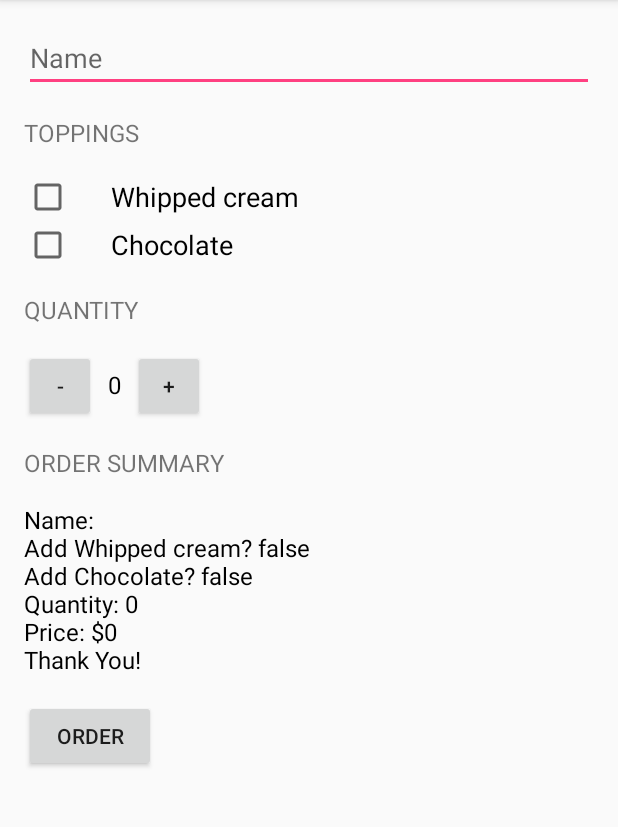
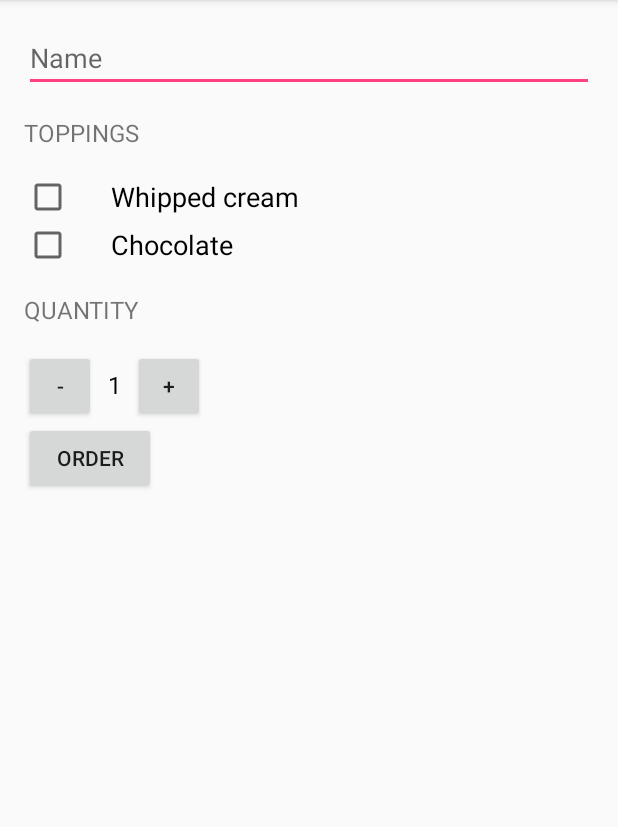
Before and after one commit to immanoj16/Price-Calculator, an Android app: the screen it shows after launch (MainActivity), after a tap on "ORDER", on a phone screen of 412 x 824 dp, the part 84-911 px from its top. Run offline under Robolectric (Android 15) with nearby library versions, the phone set to English and light mode, and no system bars.

```diff
--- a/app/src/main/java/com/example/android/justjava/MainActivity.java
+++ b/app/src/main/java/com/example/android/justjava/MainActivity.java
@@ -9,6 +9,8 @@ package com.example.android.justjava;
  */
 
 
+import android.content.Intent;
+import android.net.Uri;
 import android.os.Bundle;
 import android.support.v7.app.AppCompatActivity;
 import android.view.View;
@@ -17,14 +19,12 @@ import android.widget.EditText;
 import android.widget.TextView;
 import android.widget.Toast;
 
-import java.text.NumberFormat;
-
 /**
  * This app displays an order form to order coffee.
  */
 public class MainActivity extends AppCompatActivity {
 
-    int quantity = 0;
+    int quantity = 1;
 
     @Override
     protected void onCreate(Bundle savedInstanceState) {
@@ -37,14 +37,23 @@ public class MainActivity extends AppCompatActivity {
             // Show an error message as a toast
             Toast.makeText(this, "You can not have more than 100 coffees", Toast.LENGTH_SHORT).show();
             // Exit this method early because there is nothing left to do
+            return;
         }
-        quantity += 1;
-        display(quantity);
+
+        quantity++;
+        displayQuantity(quantity);
     }
 
     public void decrement(View view) {
-        quantity -= 1;
-        display(quantity);
+        if (quantity == 1) {
+            // Show an error message as a toast
+            Toast.makeText(this, "You can not have less than 1 coffee", Toast.LENGTH_SHORT).show();
+            // Exit this method early because there is nothing left to do
+            return;
+        }
+
+        quantity--;
+        displayQuantity(quantity);
     }
 
     /**
@@ -62,7 +71,14 @@ public class MainActivity extends AppCompatActivity {
 
         int price = calculatePrice(hasWhippedCream, hasChocolate);
         String priceMessage = createOrderSummary(price, hasWhippedCream, hasChocolate, name);
-        displayMessage(priceMessage);
+
+        Intent intent = new Intent(Intent.ACTION_SENDTO);
+        intent.setData(Uri.parse("mailto:")); // only email apps should handle this
+        intent.putExtra(Intent.EXTRA_SUBJECT, "JustJava order for " + name);
+        intent.putExtra(Intent.EXTRA_TEXT, priceMessage);
+        if (intent.resolveActivity(getPackageManager()) != null) {
+            startActivity(intent);
+        }
     }
 
     /**
@@ -102,25 +118,9 @@ public class MainActivity extends AppCompatActivity {
     /**
      * This method displays the given quantity value on the screen.
      */
-    private void display(int number) {
+    private void displayQuantity(int number) {
         TextView quantityTextView = (TextView) findViewById(R.id.quantity_text_view);
         quantityTextView.setText("" + number);
     }
 
-    /**
-     * This method displays the given price on the screen.
-     */
-    private void displayPrice(int number) {
-        TextView orderSummaryTextView = (TextView) findViewById(R.id.order_summary_text_view);
-        orderSummaryTextView.setText(NumberFormat.getCurrencyInstance().format(number));
-    }
-
-    /**
-     * This method displays the given text on the screen.
-     */
-    private void displayMessage(String message) {
-        TextView orderSummaryTextView = (TextView) findViewById(R.id.order_summary_text_view);
-        orderSummaryTextView.setText(message);
-    }
-
 }
--- a/app/src/main/res/layout/activity_main.xml
+++ b/app/src/main/res/layout/activity_main.xml
@@ -83,24 +83,6 @@
 
         </LinearLayout>
 
-        <TextView
-            android:layout_width="wrap_content"
-            android:layout_height="wrap_content"
-            android:layout_marginBottom="16dp"
-            android:layout_marginTop="16dp"
-            android:text="@string/order_summary"
-            android:textAllCaps="true"
-            android:textSize="16dp" />
-
-        <TextView
-            android:id="@+id/order_summary_text_view"
-            android:layout_width="wrap_content"
-            android:layout_height="wrap_content"
-            android:layout_marginBottom="16dp"
-            android:text="@string/price"
-            android:textColor="@android:color/black"
-            android:textSize="16dp" />
-
         <Button
             android:layout_width="wrap_content"
             android:layout_height="wrap_content"
--- a/app/src/main/res/values/strings.xml
+++ b/app/src/main/res/values/strings.xml
@@ -6,7 +6,7 @@
     <string name="chocolate">Chocolate</string>
     <string name="quantinty_name">quantity</string>
     <string name="increment">+</string>
-    <string name="quantity">0</string>
+    <string name="quantity">1</string>
     <string name="decrement">-</string>
     <string name="order_summary">order summary</string>
     <string name="price">$0</string>
```
